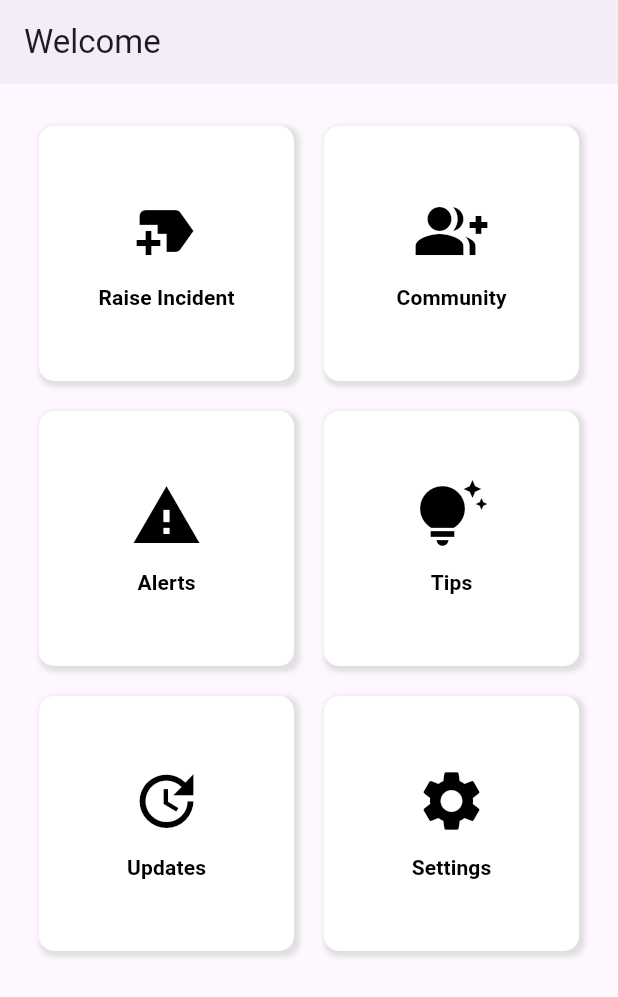
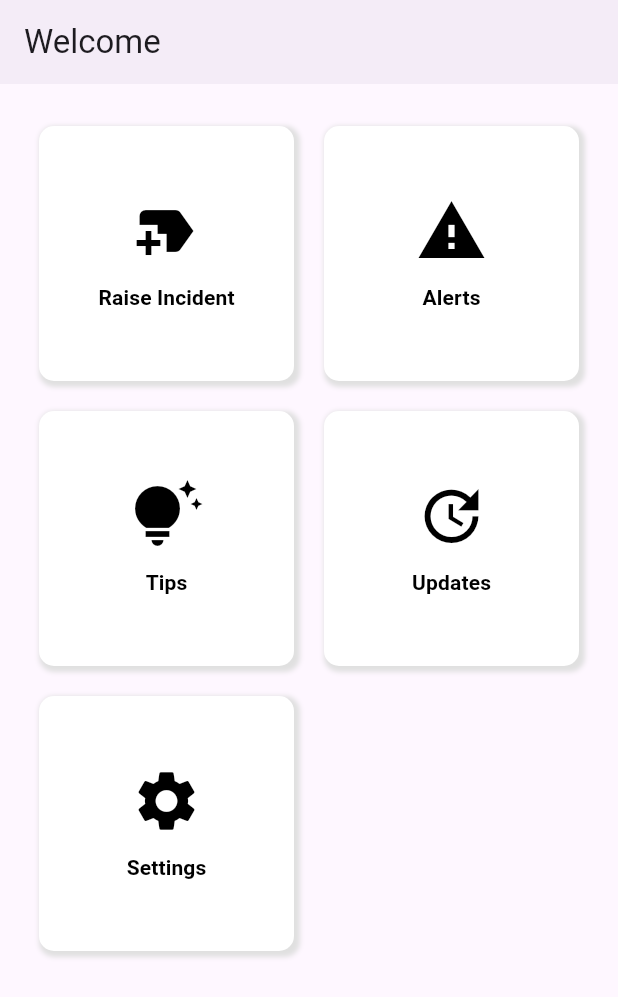
Before and after one commit to YashJ1707/disaster_safety, a Flutter app: the HomePage screen opened directly, on a phone screen of 412 x 824 dp. Shown: the top 997 px of the screen. Run offline on Flutter 3.47's test engine with Material 2 defaults, Android fonts, the phone set to English and light mode, and no system bars; our stand-ins replace cloud_firestore, firebase_auth, firebase_core, flutter_secure_storage, flutter_spinkit, geolocator and 2 more; missing offline and left inert: flutter_google_places; accounts and stored records are empty.

Commit message:
community removed

```diff
--- a/lib/screens/user/homepage.dart
+++ b/lib/screens/user/homepage.dart
@@ -27,7 +27,6 @@ class _HomePageState extends State<HomePage> {
       latitude: 0,
       longitude: 0,
     ),
-    CommunityPage(),
     AlertPage(),
     TipsPage(),
     UpdatesPage(),
@@ -36,7 +35,6 @@ class _HomePageState extends State<HomePage> {
 
   List<String> pagetitle = [
     "Raise Incident",
-    "Community",
     "Alerts",
     "Tips",
     "Updates",
@@ -45,7 +43,6 @@ class _HomePageState extends State<HomePage> {
 
   List<IconData> pageIcons = [
     Icons.new_label,
-    Icons.group_add,
     Icons.warning_outlined,
     Icons.tips_and_updates,
     Icons.update,
```
